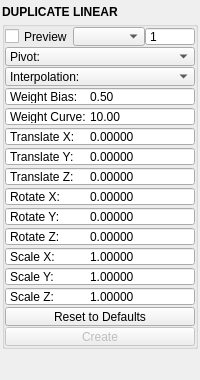
Above: mayatk/edit_utils/duplicate_linear.ui from m3trik/mayatk before the change. Below: the same form after it.
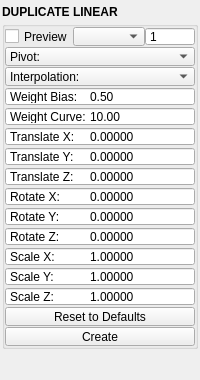
That is the form after the change. Custom widgets are drawn as their Qt base class.

Diff of the .ui file:
```diff
--- a/mayatk/edit_utils/duplicate_linear.ui
+++ b/mayatk/edit_utils/duplicate_linear.ui
@@ -19,7 +19,7 @@
   <property name="dockOptions">
    <set>QMainWindow::AllowNestedDocks|QMainWindow::AllowTabbedDocks|QMainWindow::AnimatedDocks|QMainWindow::ForceTabbedDocks</set>
   </property>
-  <property name="bnabled" stdset="0">
+  <property name="enabled" stdset="0">
    <bool>true</bool>
   </property>
   <widget class="QWidget" name="central_widget">
@@ -185,7 +185,7 @@
              <property name="flat">
               <bool>false</bool>
              </property>
-             <property name="bnabled" stdset="0">
+             <property name="enabled" stdset="0">
               <bool>true</bool>
              </property>
             </widget>
```
Left out of the diff: 10 changed lines with no effect on the pictures.
